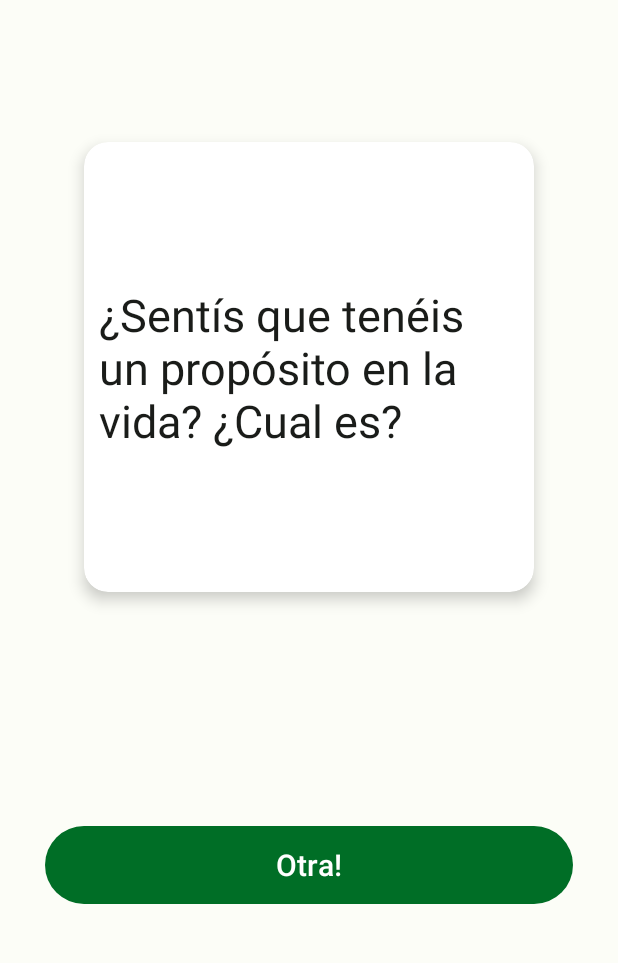
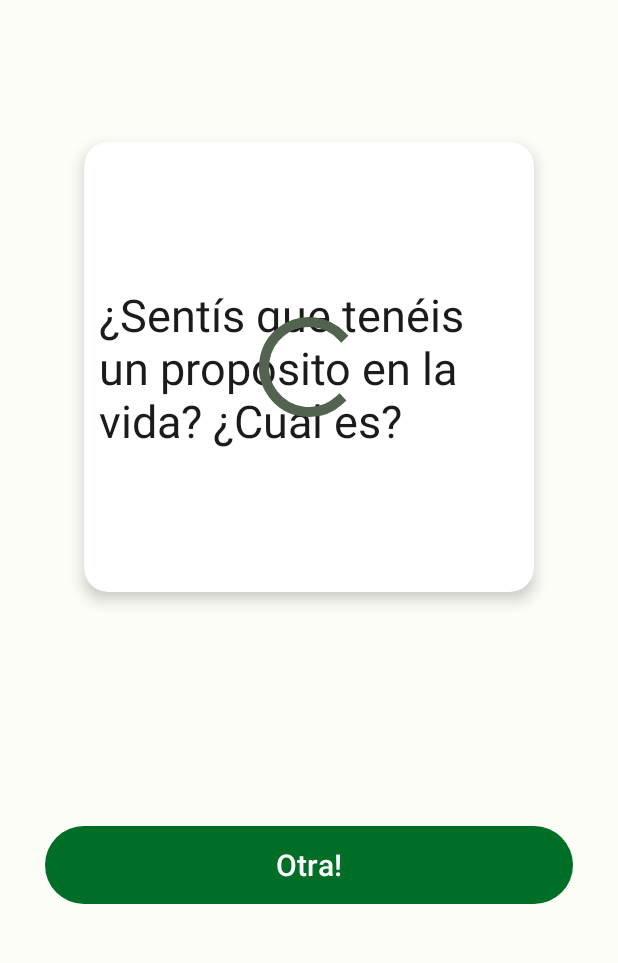
Before and after one commit to CROCDC/AprenderdeGrandes, an Android app: the layout activity_main.xml on its own in the app's theme, with its tools: preview values and no code run, on a phone screen of 412 x 824 dp, the part 251-1214 px from its top. Run offline under Robolectric (Android 15) with nearby library versions, the phone set to English and light mode, and no system bars.

Commit message:
fix error

```diff
--- a/app/build.gradle
+++ b/app/build.gradle
@@ -22,6 +22,9 @@ android {
     }
 
     buildTypes {
+        debug {
+            testCoverageEnabled = true
+        }
         release {
             minifyEnabled false
             proguardFiles getDefaultProguardFile('proguard-android-optimize.txt'), 'proguard-rules.pro'
--- a/app/src/main/java/com/cr/o/cdc/aprenderdegrandes/MainViewModel.kt
+++ b/app/src/main/java/com/cr/o/cdc/aprenderdegrandes/MainViewModel.kt
@@ -27,9 +27,7 @@ class MainViewModel @Inject constructor(repository: CardsRepository) : ViewModel
 
     init {
         viewModelScope.launch {
-            notViewedCards = repository.getCards().stateIn(
-                viewModelScope
-            )
+            notViewedCards = repository.getCards().stateIn(viewModelScope)
             notViewedCards.collect { r ->
                 r.data?.cards?.first()?.let {
                     _showCard.value = it
--- a/app/src/main/java/com/cr/o/cdc/aprenderdegrandes/modules/DatabaseModule.kt
+++ b/app/src/main/java/com/cr/o/cdc/aprenderdegrandes/modules/DatabaseModule.kt
@@ -18,5 +18,5 @@ class DatabaseModule {
         Room.databaseBuilder(
             context,
             Database::class.java, "database_aprender"
-        ).allowMainThreadQueries().build()
+        ).build()
 }
--- a/app/src/main/res/layout/activity_main.xml
+++ b/app/src/main/res/layout/activity_main.xml
@@ -57,6 +57,15 @@
                 app:layout_constraintStart_toStartOf="parent"
                 app:layout_constraintTop_toTopOf="parent"
                 tools:text="¿Sentís que tenéis un propósito en la vida? ¿Cual es?" />
+
+            <ProgressBar
+                android:id="@+id/progress_circular"
+                android:layout_width="80dp"
+                android:layout_height="80dp"
+                app:layout_constraintBottom_toBottomOf="parent"
+                app:layout_constraintEnd_toEndOf="parent"
+                app:layout_constraintStart_toStartOf="parent"
+                app:layout_constraintTop_toTopOf="parent" />
         </androidx.constraintlayout.widget.ConstraintLayout>
 
     </androidx.cardview.widget.CardView>
```
Also changed, not shown: app/src/main/java/com/cr/o/cdc/aprenderdegrandes/MainActivity.kt (+8 -4 lines), app/src/main/java/com/cr/o/cdc/aprenderdegrandes/networking/Resource.kt (+8 -3 lines), 3 other files.
